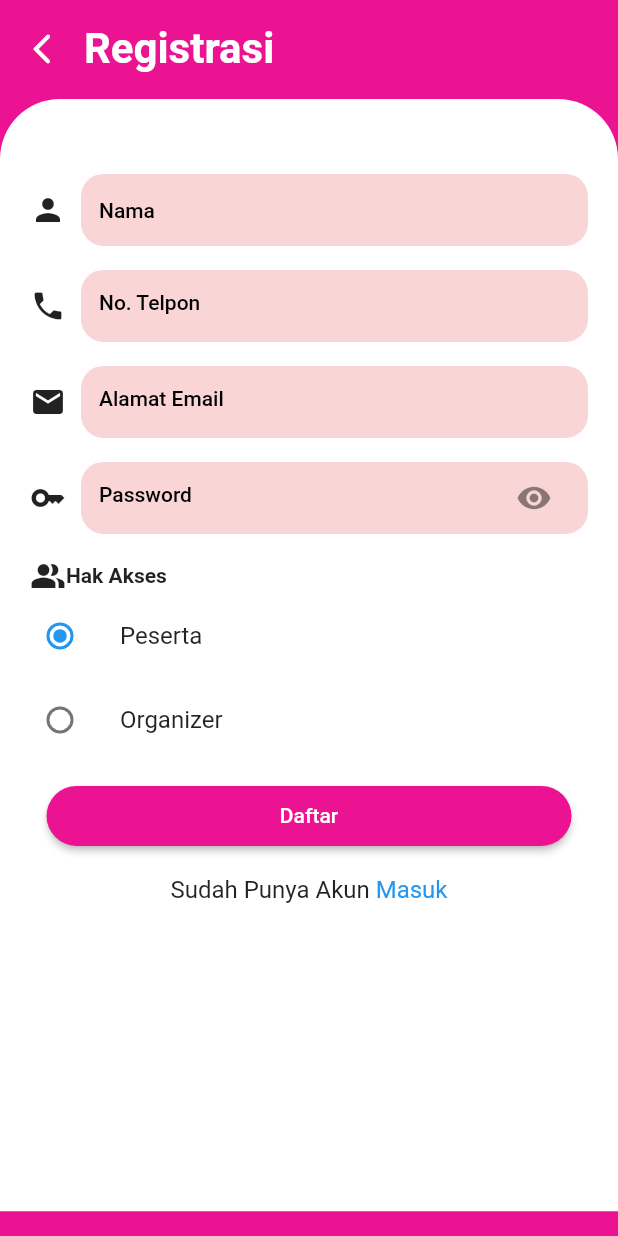
After one commit to salassep/event-management-mobile-app, a Flutter app: the daftar screen opened directly, on a phone screen of 412 x 824 dp. The commit adds this screen. Run offline on Flutter 3.47's test engine with Material 2 defaults, Android fonts, the light colour scheme and no system bars; our stand-ins replace get.

Commit message:
ada splash, landing, login, daftar

```diff
--- /dev/null
+++ b/lib/daftar.dart
@@ -0,0 +1,329 @@
+import 'package:event_management_app/login.dart';
+import 'package:flutter/gestures.dart';
+import 'package:flutter/material.dart';
+// import 'package:flutter/src/foundation/key.dart';
+// import 'package:flutter/src/widgets/framework.dart';
+
+class daftar extends StatefulWidget {
+  const daftar({Key? key}) : super(key: key);
+
+  @override
+  State<daftar> createState() => _daftarState();
+}
+
+enum SingingCharacter { peserta, organizer }
+
+class _daftarState extends State<daftar> {
+  SingingCharacter? _character = SingingCharacter.peserta;
+  @override
+  Widget build(BuildContext context) {
+    final Function() onTap;
+    return Scaffold(
+      body: SafeArea(
+          child: Stack(
+        children: [
+          Container(
+            height: MediaQuery.of(context).size.height,
+            width: MediaQuery.of(context).size.width,
+            color: Color.fromARGB(255, 235, 19, 145),
+          ),
+          Container(
+            margin: const EdgeInsets.only(top: 16, left: 16),
+            child: Row(
+              mainAxisAlignment: MainAxisAlignment.start,
+              crossAxisAlignment: CrossAxisAlignment.center,
+              children: [
+                InkWell(
+                  child: const Icon(
+                    Icons.arrow_back_ios_new_rounded,
+                    color: Colors.white,
+                    size: 24,
+                  ),
+                ),
+                const SizedBox(
+                  width: 16,
+                ),
+                Text(
+                  "Registrasi",
+                  style: TextStyle(
+                      color: Colors.white,
+                      fontSize: 28,
+                      fontWeight: FontWeight.w700),
+                )
+              ],
+            ),
+          ),
+          Positioned(
+            top: MediaQuery.of(context).size.height * 0.08,
+            child: Container(
+              height: MediaQuery.of(context).size.height * 0.9,
+              width: MediaQuery.of(context).size.width,
+              decoration: const BoxDecoration(
+                  color: Colors.white,
+                  borderRadius: BorderRadius.only(
+                      topLeft: Radius.circular(40),
+                      topRight: Radius.circular(40))),
+              child: Column(
+                crossAxisAlignment: CrossAxisAlignment.start,
+                children: [
+                  const SizedBox(
+                    height: 50,
+                  ),
+                  Row(
+                    children: [
+                      Container(
+                        margin: EdgeInsets.only(left: 20),
+                        child: Icon(
+                          Icons.person,
+                          size: 24.0,
+                        ),
+                      ),
+                      Expanded(
+                        child: Container(
+                          margin: const EdgeInsets.only(left: 10, right: 20),
+                          decoration: BoxDecoration(
+                            color: Color.fromARGB(159, 245, 188, 188),
+                            borderRadius: BorderRadius.circular(15),
+                          ),
+                          child: Padding(
+                            padding:
+                                const EdgeInsets.symmetric(horizontal: 12.0),
+                            child: TextField(
+                              maxLines: 1,
+                              textInputAction: TextInputAction.done,
+                              keyboardType: TextInputType.name,
+                              obscureText: false,
+                              decoration: InputDecoration(
+                                hintText: "Nama",
+                                hintStyle: TextStyle(
+                                    color: Colors.black,
+                                    fontSize: 14,
+                                    fontWeight: FontWeight.w500),
+                                border: InputBorder.none,
+                                // suffixIcon: SizedBox(),
+                              ),
+                            ),
+                          ),
+                        ),
+                      ),
+                    ],
+                  ),
+                  const SizedBox(
+                    height: 16,
+                  ),
+                  Row(
+                    children: [
+                      Container(
+                        margin: EdgeInsets.only(left: 20),
+                        child: Icon(
+                          Icons.phone,
+                          size: 24.0,
+                        ),
+                      ),
+                      Expanded(
+                        child: Container(
+                          margin: const EdgeInsets.only(left: 10, right: 20),
+                          decoration: BoxDecoration(
+                            color: Color.fromARGB(159, 245, 188, 188),
+                            borderRadius: BorderRadius.circular(15),
+                          ),
+                          child: Padding(
+                            padding:
+                                const EdgeInsets.symmetric(horizontal: 12.0),
+                            child: TextField(
+                              maxLines: 1,
+                              textInputAction: TextInputAction.done,
+                              keyboardType: TextInputType.phone,
+                              obscureText: false,
+                              decoration: InputDecoration(
+                                hintText: "No. Telpon",
+                                hintStyle: TextStyle(
+                                    color: Colors.black,
+                                    fontSize: 14,
+                                    fontWeight: FontWeight.w500),
+                                border: InputBorder.none,
+                                suffixIcon: SizedBox(),
+                              ),
+                            ),
+                          ),
+                        ),
+                      ),
+                    ],
+                  ),
+                  const SizedBox(
+                    height: 16,
+                  ),
+                  Row(
+                    children: [
+                      Container(
+                        margin: EdgeInsets.only(left: 20),
+                        child: Icon(
+                          Icons.mail,
+                          size: 24.0,
+                        ),
+                      ),
+                      Expanded(
+                        child: Container(
+                          margin: const EdgeInsets.only(left: 10, right: 20),
+                          decoration: BoxDecoration(
+                            color: Color.fromARGB(159, 245, 188, 188),
+                            borderRadius: BorderRadius.circular(15),
+                          ),
+                          child: Padding(
+                            padding:
+                                const EdgeInsets.symmetric(horizontal: 12.0),
+                            child: TextField(
+                              maxLines: 1,
+                              textInputAction: TextInputAction.done,
+                              keyboardType: TextInputType.emailAddress,
+                              obscureText: false,
+                              decoration: InputDecoration(
+                                hintText: "Alamat Email",
+                                hintStyle: TextStyle(
+                                    color: Colors.black,
+                                    fontSize: 14,
+                                    fontWeight: FontWeight.w500),
+                                border: InputBorder.none,
+                                suffixIcon: SizedBox(),
+                              ),
+                            ),
+                          ),
+                        ),
+                      ),
+                    ],
+                  ),
+                  const SizedBox(
+                    height: 16,
+                  ),
+                  Row(
+                    children: [
+                      Container(
+                        margin: EdgeInsets.only(left: 20),
+                        child: Icon(
+                          Icons.key,
+                          size: 24.0,
+                        ),
+                      ),
+                      Expanded(
+                        child: Container(
+                          margin: const EdgeInsets.only(left: 10, right: 20),
+                          decoration: BoxDecoration(
+                            color: Color.fromARGB(159, 245, 188, 188),
+                            borderRadius: BorderRadius.circular(15),
+                          ),
+                          child: Padding(
+                            padding:
+                                const EdgeInsets.symmetric(horizontal: 12.0),
+                            child: TextField(
+                              maxLines: 1,
+                              textInputAction: TextInputAction.done,
+                              keyboardType: TextInputType.text,
+                              obscureText: true,
+                              decoration: InputDecoration(
+                                suffixIcon: IconButton(
+                                    icon: const Icon(Icons.visibility),
+                                    onPressed: () {}),
+                                hintText: "Password",
+                                hintStyle: TextStyle(
+                                    color: Colors.black,
+                                    fontSize: 14,
+                                    fontWeight: FontWeight.w500),
+                                border: InputBorder.none,
+                              ),
+                            ),
+                          ),
+                        ),
+                      ),
+                    ],
+                  ),
+                  SizedBox(
+                    height: 16,
+                  ),
+                  Row(
+                    children: [
+                      Container(
+                        margin: EdgeInsets.only(left: 20),
+                        child: Icon(
+                          Icons.people_alt,
+                          size: 24.0,
+                        ),
+                      ),
+                      Expanded(
+                        child: Text(
+                          "Hak Akses",
+                          style: TextStyle(fontWeight: FontWeight.bold),
+                        ),
+                      ),
+                    ],
+                  ),
+                  ListTile(
+                    title: const Text('Peserta'),
+                    leading: Radio<SingingCharacter>(
+                      value: SingingCharacter.peserta,
+                      groupValue: _character,
+                      onChanged: (SingingCharacter? value) {
+                        setState(() {
+                          _character = value;
+                        });
+                      },
+                    ),
+                  ),
+                  ListTile(
+                    title: const Text('Organizer'),
+                    leading: Radio<SingingCharacter>(
+                      value: SingingCharacter.organizer,
+                      groupValue: _character,
+                      onChanged: (SingingCharacter? value) {
+                        setState(() {
+                          _character = value;
+                        });
+                      },
+                    ),
+                  ),
+                  const SizedBox(
+                    height: 16,
+                  ),
+                  Center(
+                    child: Container(
+                      width: 350,
+                      height: 40,
+                      child: ElevatedButton(
+                        onPressed: () {},
+                        child: Text('Daftar'),
+                        style: ElevatedButton.styleFrom(
+                          shape: StadiumBorder(),
+                          primary: Color.fromARGB(255, 235, 19, 145),
+                        ),
+                      ),
+                    ),
+                  ),
+                  Center(
+                    child: Container(
+                      margin: EdgeInsets.only(top: 20),
+                      child: Text.rich(
+                        TextSpan(
+                            text: "Sudah Punya Akun ",
+                            style: const TextStyle(
+                                color: Colors.black87, fontSize: 16),
+                            children: <InlineSpan>[
+                              TextSpan(
+                                  text: "Masuk",
+                                  style: const TextStyle(
+                                      color: Colors.blue, fontSize: 16),
+                                  recognizer: TapGestureRecognizer()..onTap = (){
+                                   Navigator.push(context, MaterialPageRoute(builder:(context) => Signin()),);
+                                  }
+                              ),
+                            ]),
+                      ),
+                    ),
+                  )
+                ],
+              ),
+            ),
+          ),
+        ],
+      )),
+    );
+  }
+}
--- a/lib/login.dart
+++ b/lib/login.dart
@@ -1,5 +1,7 @@
+import 'package:event_management_app/daftar.dart';
 import 'package:flutter/gestures.dart';
 import 'package:flutter/material.dart';
+
 
 class Signin extends StatefulWidget {
   const Signin({Key? key}) : super(key: key);
@@ -15,7 +17,6 @@ class Signin extends StatefulWidget {
 
   @override
  Widget build(BuildContext context) {
-    final Function() onTap;
     return Scaffold(
       body: SafeArea(
           child: Stack(
@@ -46,7 +47,14 @@ class Signin extends StatefulWidget {
                   style: TextStyle(
                     color: Colors.white, fontSize: 28, fontWeight: FontWeight.w700
                   ),
-                )
+                ),
+                // IconButton(
+                //   icon: Icon(Icons.person_add_alt_1_rounded),
+                //   tooltip: 'Regist Icon',
+                //   onPressed: (){
+                //     Navigator.push(context, MaterialPageRoute(builder:(context) => daftar()),);
+                //   },
+                // ),
               ],
             ),
           ),
@@ -153,7 +161,9 @@ class Signin extends StatefulWidget {
                           TextSpan(
                               text: "Sign Up",
                               style: const TextStyle(color: Colors.blue, fontSize: 16),
-                              recognizer: TapGestureRecognizer()..onTap
+                              recognizer: TapGestureRecognizer()..onTap = (){
+                                Navigator.push(context, MaterialPageRoute(builder:(context) => daftar()),);
+                              }
                           ),
                         ]
                       ),
--- a/lib/main.dart
+++ b/lib/main.dart
@@ -1,6 +1,7 @@
 
+import 'package:event_management_app/splashscreen.dart';
 import 'package:flutter/material.dart';
-import 'package:event_management_app/login.dart';
+
 
 void main() {
   runApp(const MyApp());
@@ -13,7 +14,7 @@ class MyApp extends StatelessWidget {
   Widget build(BuildContext context) {
     return MaterialApp(
       title: 'Flutter Demo',
-      home: Signin(),
+      home: SplashScreen(),
       debugShowCheckedModeBanner: false,
     );
   }
--- a/lib/pages/landing_page.dart
+++ /dev/null
@@ -1,17 +0,0 @@
-import 'package:flutter/material.dart';
-import 'package:flutter/src/foundation/key.dart';
-import 'package:flutter/src/widgets/framework.dart';
-
-class LandingPage extends StatelessWidget {
-  const LandingPage({Key? key}) : super(key: key);
-
-  @override
-  Widget build(BuildContext context) {
-    return Scaffold(
-      body: Container (
-        width: MediaQuery.of(context).size.width,
-        height: MediaQuery.of(context).size.height,
-      ),
-    );
-  }
-}
--- /dev/null
+++ b/lib/pages/landingpage.dart
@@ -0,0 +1,79 @@
+import 'package:event_management_app/login.dart';
+import 'package:flutter/material.dart';
+
+class LandingPage extends StatelessWidget {
+  const LandingPage({Key? key}) : super(key: key);
+
+  @override
+  Widget build(BuildContext context) {
+    return Scaffold(
+      backgroundColor: Color.fromARGB(159, 252, 157, 157),
+      body: ListView(
+        children: [
+          Container(
+            // width: MediaQuery.of(context).size.width,
+            // height: MediaQuery.of(context).size.height,
+            height: 400,
+            decoration: BoxDecoration(
+              color: Colors.white,
+              borderRadius: BorderRadius.only(
+                bottomLeft: Radius.circular(100),
+                bottomRight: Radius.circular(100),
+              ),
+            ),
+            child: Container(
+              child: Image.asset(
+                'assets/images/logo.png',
+                height: 250,
+                width: 100,
+              ),
+            ),
+          ),
+          Container(
+            margin: EdgeInsets.only(top: 50, left: 15),
+            child: Text(
+              'Organize your own event',
+              style: TextStyle(
+                fontSize: 23,
+              ),
+            ),
+          ),
+          Container(
+            margin: EdgeInsets.only(top: 10, left: 15),
+            child: Text(
+              'Simpan dan organisir segala event anda\nTidak ada lagi catatan event yang berhambur,\nSemua bisa dilakukan di tangan anda melalui aplikasi ini, sekarang!',
+              style: TextStyle(
+                fontSize: 13,
+              ),
+            ),
+          ),
+          Container(
+          // // padding: const EdgeInsets.only(top: 50, left: 160, right: 160),
+            margin: EdgeInsets.only(top:55),
+            child :ElevatedButton(
+              onPressed: () {
+                Navigator.pushReplacement(
+                  context,
+                  MaterialPageRoute(
+                    builder: (_) => const Signin(),
+                  ),
+                );
+              },
+            child: Text('Coba Sekarang'),
+              style: ElevatedButton.styleFrom(
+                primary: Colors.white,
+                onPrimary: Colors.black,
+                shadowColor: Colors.black,
+                minimumSize: Size(500, 50),
+                shape: RoundedRectangleBorder(
+                  borderRadius: BorderRadius.circular(30),
+                ),
+              ),
+
+            ),
+          ),
+        ],
+      ),
+    );
+  }
+}
--- a/lib/splashScreen.dart
+++ b/lib/splashScreen.dart
@@ -0,0 +1,148 @@
+import 'dart:async';
+import 'package:event_management_app/pages/landingpage.dart';
+import 'package:flutter/material.dart';
+import 'package:get/get.dart';
+
+
+class SplashScreen extends StatefulWidget {
+  const SplashScreen({ Key? key }) : super(key: key);
+
+  @override
+  State<SplashScreen> createState() => _SplashScreenState();
+}
+
+class _SplashScreenState extends State<SplashScreen> {
+  @override
+  void initState() {
+    super.initState();
+    splashScreenStart();
+  }
+
+  splashScreenStart(){
+    var waktu = const Duration(seconds: 3);
+    return Timer(waktu, (){
+      Navigator.pushReplacement(
+        context,
+        MaterialPageRoute(builder: (context) => LandingPage()),
+        );
+    });
+  }
+
+  @override
+  Widget build(BuildContext context) {
+    return Scaffold(
+      body: Center(
+        child: Image.asset(
+          "assets/images/logo.png",
+          width: MediaQuery.of(context).size.width,
+          height:  MediaQuery.of(context).size.height,
+        ),
+      ),
+    );
+  }
+}
+// class SplashScreen extends StatelessWidget {
+//   const SplashScreen({Key? key}) : super(key: key);
+
+//   @override
+//   Widget build(BuildContext context) {
+//     return Scaffold(
+//       body: Welcome(),
+//     );
+//   }
+// }
+
+// class Welcome extends StatelessWidget {
+//   const Welcome({Key? key}) : super(key: key);
+
+//   @override
+//   Widget build(BuildContext context) {
+//     return Scaffold(
+//       body: Center(
+//         child: SafeArea(
+//           child: SizedBox(
+//             child: Column(
+//               crossAxisAlignment: CrossAxisAlignment.center,
+//               children: <Widget>[
+//                 Expanded(
+//                   flex: 3,
+//                   child: Container(
+//                     child: Image.asset(
+//                       "assets/images/logo.png", // jangan lupa nyesuaikan kalau ini di ubah
+//                     ),
+//                   ),
+//                 ),
+//                 Expanded(
+//                   flex: 1,
+//                   child: Column(
+//                     mainAxisAlignment: MainAxisAlignment.spaceBetween,
+//                     children: <Widget>[
+//                       Spacer(), // membuat ruang kosong
+//                       FittedBox(
+//                         child: ElevatedButton(
+//                           onPressed: () {
+//                             Get.to(Signin()); //yang ini untuk masuk ke halaman login
+//                           },
+//                           style: ButtonStyle(
+//                             backgroundColor:
+//                                 MaterialStateProperty.all<Color>(Colors.pink),
+//                             shape:
+//                                 MaterialStateProperty.all<RoundedRectangleBorder>(
+//                                   RoundedRectangleBorder(
+//                                     borderRadius: BorderRadius.circular(20.0),
+//                                   ),
+//                                 ),
+//                           ),
+//                           child: Padding(
+//                             padding: EdgeInsets.symmetric(
+//                                 horizontal: 50.0, vertical: 13.0),
+//                             child: Row(
+//                               children: <Widget>[
+//                                 Text(
+//                                   "Login",
+//                                   style: TextStyle(
+//                                     color: Colors.black,
+//                                     fontSize: 20,
+//                                   ),
+//                                 ),
+//                                 SizedBox(width: 10),
+//                               ],
+//                             ),
+//                           ),
+//                         ),
+//                       ),
+//                       FittedBox(
+//                         child: Container(
+//                           padding: EdgeInsets.symmetric(
+//                                 horizontal: 50.0, vertical: 13.0),
+//                           alignment: Alignment.center,
+//                           child: InkWell(
+//                             onTap: () {
+//                               Get.to(daftar()); // yang ini untuk masuk ke halaman register
+//                             },
+//                             child: const Text(
+//                               "Register",
+//                               style: TextStyle(
+//                                 color: Colors.blue,
+//                                 fontSize: 15,
+//                               ),
+//                             ),
+//                           ),
+//                         ),
+
+//                       ),
+//                       Spacer(), // membuat ruang kosong
+//                     ],
+//                   ),
+//                 )
+//               ],
+//             ),
+//           ),
+//         ),
+//       ),
+//     );
+//   }
+// }
+
+
+// yang di bwah ini bisa di hapus
--- a/pubspec.yaml
+++ b/pubspec.yaml
@@ -34,6 +34,7 @@ dependencies:
   # The following adds the Cupertino Icons font to your application.
   # Use with the CupertinoIcons class for iOS style icons.
   cupertino_icons: ^1.0.2
+  get: ^4.6.1
 
 dev_dependencies:
   flutter_test:
```
Also changed, not shown: pubspec.lock.
